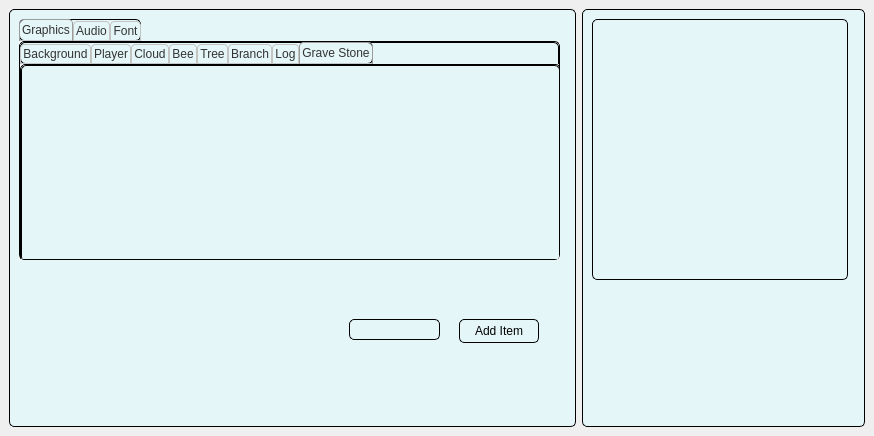
Rishi-M-G/timber-asset-manager, file mainwindow.ui: the form before one commit.
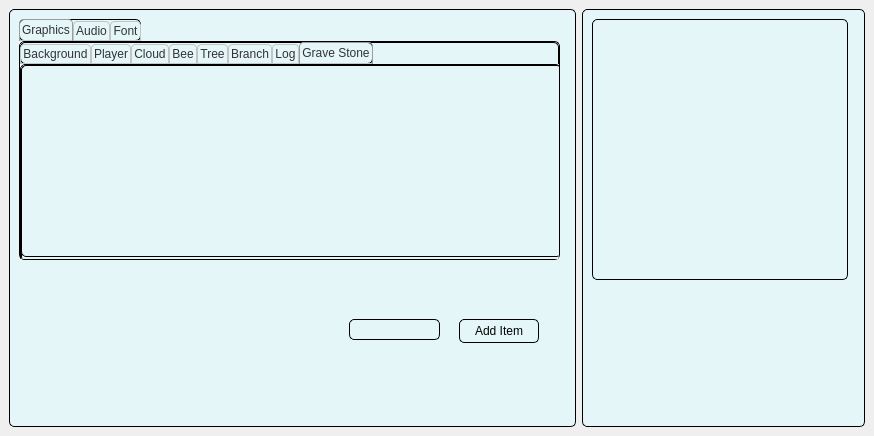
The form after the commit. The open tabs and pages were chosen to show the change.

Commit message: Updated populateItemList() with QDirIterator

Diff of the .ui file:
```diff
--- a/mainwindow.ui
+++ b/mainwindow.ui
@@ -157,6 +157,16 @@
             <attribute name="title">
              <string>Grave Stone</string>
             </attribute>
+            <widget class="QListWidget" name="ripList">
+             <property name="geometry">
+              <rect>
+               <x>0</x>
+               <y>0</y>
+               <width>541</width>
+               <height>192</height>
+              </rect>
+             </property>
+            </widget>
            </widget>
           </widget>
          </widget>
```
Left out of the diff: 180 changed lines with no effect on the pictures. The commit also changes 14 other files.
